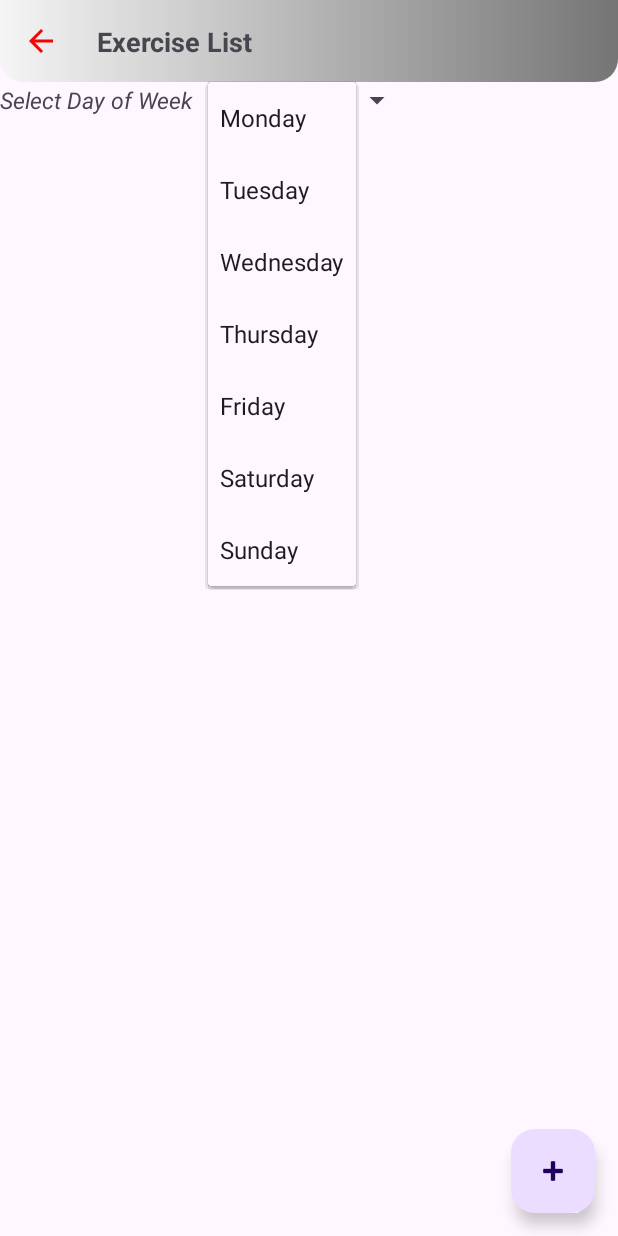
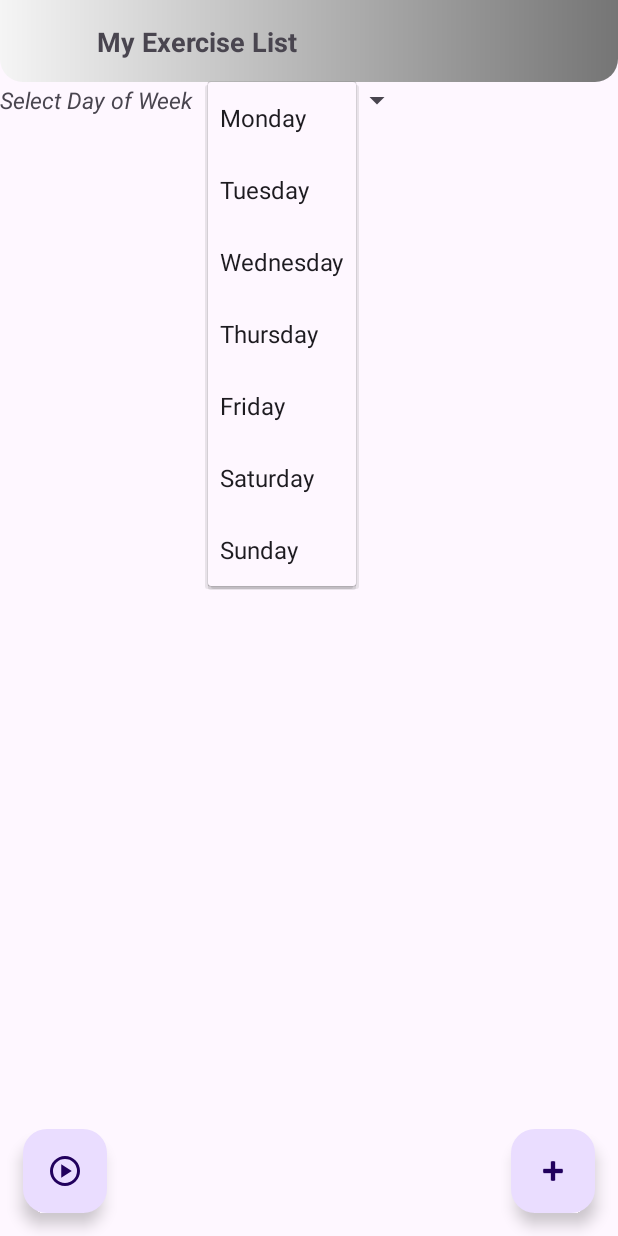
Before and after one commit to i1qxa/Fitness_Travel, an Android app: the screen it shows after launch (MainActivity), after a tap on "Monday", on a phone screen of 412 x 824 dp. Run offline under Robolectric (Android 15) with nearby library versions, the phone set to English and light mode, and no system bars; our stand-ins replace Room's generated code.

Commit message:
Need to add training item

```diff
--- a/app/src/main/java/fitness/travel/onxwjvbr/data/my_exercise/MyExerciseDao.kt
+++ b/app/src/main/java/fitness/travel/onxwjvbr/data/my_exercise/MyExerciseDao.kt
@@ -11,7 +11,7 @@ import androidx.room.Query
 interface MyExerciseDao {
 
     @Query("SELECT * FROM MyExerciseItemDB WHERE dayOfWeek =:dayOfWeek")
-    fun getExerciseListForDayOfWeek(dayOfWeek:Int):LiveData<MyExerciseItemDB>
+    fun getExerciseListForDayOfWeek(dayOfWeek:Int):LiveData<List<MyExerciseItemDB>>
 
     @Delete
     suspend fun removeExerciseItem(exerciseItem:MyExerciseItemDB)
--- a/app/src/main/java/fitness/travel/onxwjvbr/ui/MainActivity.kt
+++ b/app/src/main/java/fitness/travel/onxwjvbr/ui/MainActivity.kt
@@ -1,11 +1,8 @@
 package fitness.travel.onxwjvbr.ui
 
-import androidx.appcompat.app.AppCompatActivity
 import android.os.Bundle
 import android.view.View
-import android.widget.ArrayAdapter
-import android.widget.Spinner
-import androidx.fragment.app.FragmentManager
+import androidx.appcompat.app.AppCompatActivity
 import fitness.travel.onxwjvbr.R
 import fitness.travel.onxwjvbr.databinding.ActivityMainBinding
 import fitness.travel.onxwjvbr.domain.FragmentName
@@ -16,7 +13,7 @@ class MainActivity : AppCompatActivity() {
 
     override fun onCreate(savedInstanceState: Bundle?) {
         super.onCreate(savedInstanceState)
-        setContentView(R.layout.activity_main)
+        setContentView(binding.root)
         observeFragmentName()
         setupBtnBackClickLIstener()
     }
@@ -25,7 +22,7 @@ class MainActivity : AppCompatActivity() {
         FragmentName.fragmentNameLD.observe(this){
             binding.tvFragmentName.text = it
             val btnBackVisibility = if (it == getString(R.string.my_exercise_list)){
-                View.GONE
+                View.INVISIBLE
             }else View.VISIBLE
             binding.btnBack.visibility = btnBackVisibility
         }
--- a/app/src/main/java/fitness/travel/onxwjvbr/ui/exercise_list/ExerciseListFragment.kt
+++ b/app/src/main/java/fitness/travel/onxwjvbr/ui/exercise_list/ExerciseListFragment.kt
@@ -14,6 +14,7 @@ import androidx.recyclerview.widget.LinearLayoutManager
 import androidx.recyclerview.widget.RecyclerView
 import fitness.travel.onxwjvbr.R
 import fitness.travel.onxwjvbr.databinding.FragmentExerciseListBinding
+import fitness.travel.onxwjvbr.domain.FragmentName
 import fitness.travel.onxwjvbr.ui.exercise_list.rv.ExercisesRVAdapter
 import kotlinx.coroutines.launch
 
@@ -42,10 +43,15 @@ class ExerciseListFragment : Fragment(), AdapterView.OnItemSelectedListener {
 
     override fun onViewCreated(view: View, savedInstanceState: Bundle?) {
         super.onViewCreated(view, savedInstanceState)
+        setupFragmentName()
         setupRecyclerView()
         setupRVAdapter()
         setupSpinnerBodyPart()
         observeExerciseList()
+    }
+
+    private fun setupFragmentName() {
+        FragmentName.changeFragmentName(requireContext().getString(R.string.exercise_list))
     }
 
     private fun observeExerciseList() {
--- a/app/src/main/java/fitness/travel/onxwjvbr/ui/exercise_list/rv/ExercisesRVAdapter.kt
+++ b/app/src/main/java/fitness/travel/onxwjvbr/ui/exercise_list/rv/ExercisesRVAdapter.kt
@@ -67,7 +67,6 @@ class ExercisesRVAdapter : ListAdapter<ExerciseItemDB, ViewHolder>(ExercisesDiff
             with(holder) {
                 tvName.text = item.name
                 tvInstruction.text = item.getInstructionAsList()
-//                ivInstruction.load("https://v2.exercisedb.io/image/ekSNP6QmE-Btlu")
                 getImgSrc(item.remoteId, holder)
                 btnExpand.setOnClickListener {
                     onItemClickListener?.invoke(item)
--- a/app/src/main/java/fitness/travel/onxwjvbr/ui/my_exercise_list/MyExerciseListFragment.kt
+++ b/app/src/main/java/fitness/travel/onxwjvbr/ui/my_exercise_list/MyExerciseListFragment.kt
@@ -9,14 +9,19 @@ import android.widget.AdapterView
 import android.widget.ArrayAdapter
 import android.widget.Spinner
 import androidx.lifecycle.ViewModelProvider
+import androidx.recyclerview.widget.LinearLayoutManager
+import androidx.recyclerview.widget.RecyclerView
 import fitness.travel.onxwjvbr.R
 import fitness.travel.onxwjvbr.databinding.FragmentMyExerciseListBinding
+import fitness.travel.onxwjvbr.domain.FragmentName
 import fitness.travel.onxwjvbr.ui.exercise_list.ExerciseListFragment
+import fitness.travel.onxwjvbr.ui.my_exercise_list.rv.MyExerciseRVAdapter
 
-class MyExerciseListFragment : Fragment() {
+class MyExerciseListFragment : Fragment(), AdapterView.OnItemSelectedListener {
 
     private val binding by lazy { FragmentMyExerciseListBinding.inflate(layoutInflater) }
     private val viewModel by lazy { ViewModelProvider(this)[MyExerciseListViewModel::class.java] }
+    private val rvAdapter by lazy { MyExerciseRVAdapter() }
 
     override fun onCreateView(
         inflater: LayoutInflater, container: ViewGroup?,
@@ -27,8 +32,46 @@ class MyExerciseListFragment : Fragment() {
 
     override fun onViewCreated(view: View, savedInstanceState: Bundle?) {
         super.onViewCreated(view, savedInstanceState)
+        setupFragmentName()
         setupSpinner()
         setupBtnAddExerciseClickListener()
+        setupRecyclerView()
+        setupRVAdapter()
+        observeViewModel()
+    }
+
+    private fun setupFragmentName(){
+        FragmentName.changeFragmentName(requireContext().getString(R.string.my_exercise_list))
+    }
+
+    override fun onItemSelected(parent: AdapterView<*>?, view: View?, position: Int, id: Long) {
+        viewModel.changeDayOfWeek(position)
+    }
+
+    override fun onNothingSelected(parent: AdapterView<*>?) {
+    }
+
+    private fun setupRecyclerView() {
+        with(binding.myExercisesRV) {
+            adapter = rvAdapter
+            layoutManager = LinearLayoutManager(
+                requireContext(),
+                androidx.recyclerview.widget.RecyclerView.VERTICAL,
+                false
+            )
+        }
+    }
+
+    private fun setupRVAdapter() {
+        rvAdapter.onBtnRemoveClickListener = {
+            viewModel.removeMyExerciseItem(it)
+        }
+    }
+
+    private fun observeViewModel(){
+        viewModel.myExercisesListLD.observe(viewLifecycleOwner){
+            rvAdapter.submitList(it)
+        }
     }
 
     private fun setupSpinner() {
@@ -39,11 +82,12 @@ class MyExerciseListFragment : Fragment() {
         )
         adapter.setDropDownViewResource(android.R.layout.simple_spinner_dropdown_item)
         binding.spinnerDayOfWeek.adapter = adapter
+        binding.spinnerDayOfWeek.onItemSelectedListener = this
     }
 
     private fun setupBtnAddExerciseClickListener() {
         binding.fabAddExercise.setOnClickListener {
-            val dayOfWeek = binding.spinnerDayOfWeek.id
+            val dayOfWeek = binding.spinnerDayOfWeek.selectedItemPosition
             parentFragmentManager.beginTransaction().apply {
                 replace(R.id.mainConteiner, ExerciseListFragment.newInstance(dayOfWeek))
                 addToBackStack(null)
--- /dev/null
+++ b/app/src/main/res/drawable/play_circle_24px.xml
@@ -0,0 +1,10 @@
+<vector xmlns:android="http://schemas.android.com/apk/res/android"
+    android:width="24dp"
+    android:height="24dp"
+    android:viewportWidth="960"
+    android:viewportHeight="960"
+    android:tint="#1B5E20">
+  <path
+      android:fillColor="@android:color/white"
+      android:pathData="M380,660L660,480L380,300L380,660ZM480,880Q397,880 324,848.5Q251,817 197,763Q143,709 111.5,636Q80,563 80,480Q80,397 111.5,324Q143,251 197,197Q251,143 324,111.5Q397,80 480,80Q563,80 636,111.5Q709,143 763,197Q817,251 848.5,324Q880,397 880,480Q880,563 848.5,636Q817,709 763,763Q709,817 636,848.5Q563,880 480,880ZM480,800Q614,800 707,707Q800,614 800,480Q800,346 707,253Q614,160 480,160Q346,160 253,253Q160,346 160,480Q160,614 253,707Q346,800 480,800ZM480,480Q480,480 480,480Q480,480 480,480Q480,480 480,480Q480,480 480,480Q480,480 480,480Q480,480 480,480Q480,480 480,480Q480,480 480,480Z"/>
+</vector>
--- a/app/src/main/res/layout/fragment_my_exercise_list.xml
+++ b/app/src/main/res/layout/fragment_my_exercise_list.xml
@@ -44,7 +44,17 @@
         app:layout_constraintBottom_toBottomOf="parent"
         app:layout_constraintEnd_toEndOf="parent"
         android:layout_margin="15dp"
-        />
+        android:focusable="true" />
 
+    <com.google.android.material.floatingactionbutton.FloatingActionButton
+        android:id="@+id/fabStartTreining"
+        android:layout_width="wrap_content"
+        android:layout_height="wrap_content"
+        android:clickable="true"
+        android:src="@drawable/play_circle_24px"
+        app:layout_constraintBottom_toBottomOf="parent"
+        app:layout_constraintStart_toStartOf="parent"
+        android:layout_margin="15dp"
+        android:focusable="true" />
 
 </androidx.constraintlayout.widget.ConstraintLayout>
--- /dev/null
+++ b/app/src/main/res/values-night/ids.xml
@@ -0,0 +1,4 @@
+<?xml version="1.0" encoding="utf-8"?>
+<resources>
+    <item name="buttonRemove" type="id" />
+</resources>
--- /dev/null
+++ b/app/src/main/res/values/ids.xml
@@ -0,0 +1,4 @@
+<?xml version="1.0" encoding="utf-8"?>
+<resources>
+    <item name="buttonRemove" type="id" />
+</resources>
--- a/app/src/main/res/values/strings.xml
+++ b/app/src/main/res/values/strings.xml
@@ -29,5 +29,6 @@
     </string-array>
     <!-- TODO: Remove or change this placeholder text -->
     <string name="hello_blank_fragment">Hello blank fragment</string>
+    <string name="finish">FINISH</string>
 
 </resources>
```
Also changed, not shown: app/src/main/java/fitness/travel/onxwjvbr/ui/my_exercise_list/MyExerciseListViewModel.kt (+10 -0 lines), app/src/main/java/fitness/travel/onxwjvbr/ui/my_exercise_list/rv/MyExerciseDiffCallBack.kt (added, +15 -0 lines), app/src/main/java/fitness/travel/onxwjvbr/ui/my_exercise_list/rv/MyExerciseRVAdapter.kt (added, +39 -0 lines), app/src/main/java/fitness/travel/onxwjvbr/ui/my_exercise_list/rv/MyExercisesVH.kt (added, +18 -0 lines), app/src/main/java/fitness/travel/onxwjvbr/ui/training_item/TrainingItemFragment.kt (added, +39 -0 lines), app/src/main/java/fitness/travel/onxwjvbr/ui/training_item/TrainingItemViewModel.kt (added, +22 -0 lines), app/src/main/res/drawable/btn_finish_background.xml (added, +17 -0 lines), app/src/main/res/layout/fragment_training_item.xml (added, +45 -0 lines), app/src/main/res/layout/my_exercise_item.xml (added, +121 -0 lines).
